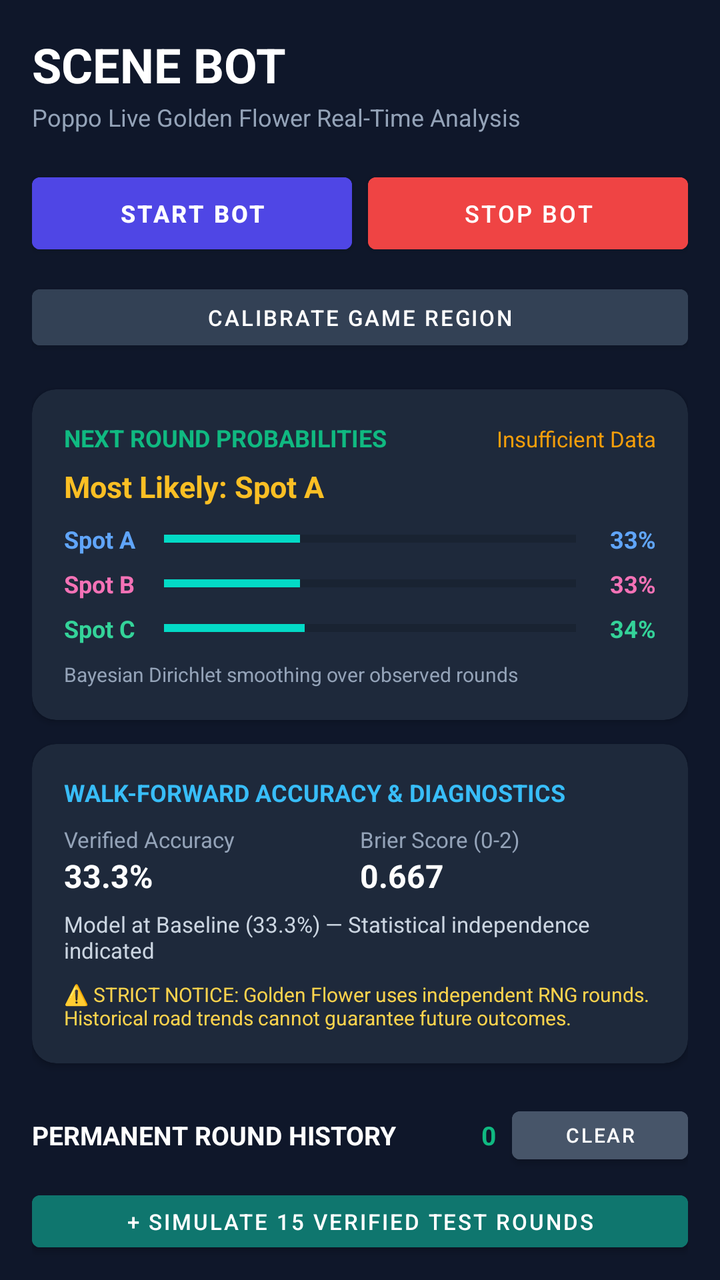
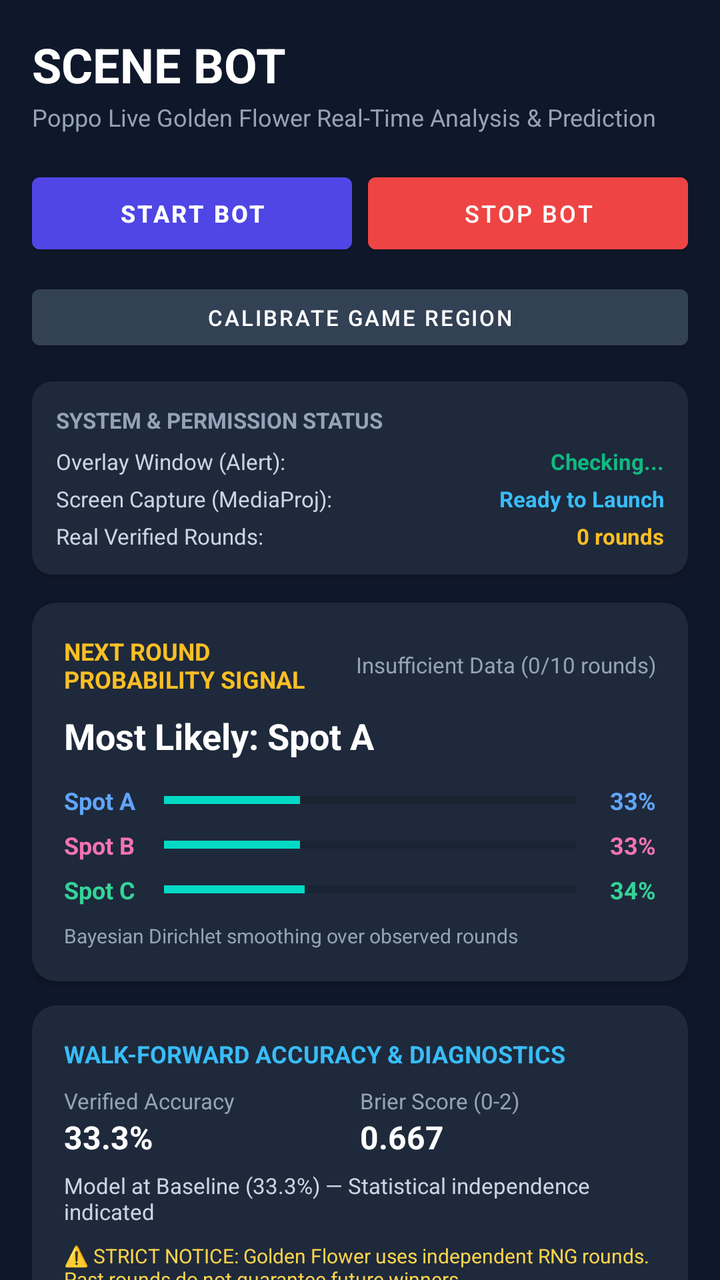

Screens rendered from an Android XML layout before and after an edit, with the pre-edit source and the edit as a unified diff.
<!-- AndroidManifest.xml: activity theme Theme.SceneBot -->
<!-- res/layout/activity_main.xml -->
<?xml version="1.0" encoding="utf-8"?>
<androidx.core.widget.NestedScrollView xmlns:android="http://schemas.android.com/apk/res/android"
    xmlns:app="http://schemas.android.com/apk/res-auto"
    android:layout_width="match_parent"
    android:layout_height="match_parent"
    android:background="#0F172A">

    <LinearLayout
        android:layout_width="match_parent"
        android:layout_height="wrap_content"
        android:orientation="vertical"
        android:padding="16dp">

        
        <TextView
            android:layout_width="wrap_content"
            android:layout_height="wrap_content"
            android:text="SCENE BOT"
            android:textColor="#FFFFFF"
            android:textSize="24sp"
            android:textStyle="bold" />

        <TextView
            android:layout_width="wrap_content"
            android:layout_height="wrap_content"
            android:text="Poppo Live Golden Flower Real-Time Analysis"
            android:textColor="#94A3B8"
            android:textSize="12sp"
            android:layout_marginTop="2dp" />

        
        <LinearLayout
            android:layout_width="match_parent"
            android:layout_height="wrap_content"
            android:orientation="horizontal"
            android:layout_marginTop="16dp">

            <Button
                android:id="@+id/btn_start_bot"
                android:layout_width="0dp"
                android:layout_weight="1"
                android:layout_height="48dp"
                android:backgroundTint="#4F46E5"
                android:text="START BOT"
                android:textSize="12sp"
                android:textStyle="bold" />

            <Button
                android:id="@+id/btn_stop_bot"
                android:layout_width="0dp"
                android:layout_weight="1"
                android:layout_height="48dp"
                android:backgroundTint="#EF4444"
                android:text="STOP BOT"
                android:textSize="12sp"
                android:layout_marginStart="8dp" />
        </LinearLayout>

        <Button
            android:id="@+id/btn_calibrate_regions"
            android:layout_width="match_parent"
            android:layout_height="40dp"
            android:backgroundTint="#334155"
            android:text="CALIBRATE GAME REGION"
            android:textSize="11sp"
            android:layout_marginTop="8dp" />

        
        <androidx.cardview.widget.CardView
            android:layout_width="match_parent"
            android:layout_height="wrap_content"
            android:layout_marginTop="16dp"
            app:cardBackgroundColor="#1E293B"
            app:cardCornerRadius="12dp">

            <LinearLayout
                android:layout_width="match_parent"
                android:layout_height="wrap_content"
                android:orientation="vertical"
                android:padding="16dp">

                <LinearLayout
                    android:layout_width="match_parent"
                    android:layout_height="wrap_content"
                    android:orientation="horizontal">
                    <TextView
                        android:layout_width="0dp"
                        android:layout_weight="1"
                        android:layout_height="wrap_content"
                        android:text="NEXT ROUND PROBABILITIES"
                        android:textColor="#10B981"
                        android:textSize="12sp"
                        android:textStyle="bold" />
                    <TextView
                        android:id="@+id/tv_data_status"
                        android:layout_width="wrap_content"
                        android:layout_height="wrap_content"
                        android:text="Insufficient Data"
                        android:textColor="#F59E0B"
                        android:textSize="11sp" />
                </LinearLayout>

                <TextView
                    android:id="@+id/tv_most_likely"
                    android:layout_width="match_parent"
                    android:layout_height="wrap_content"
                    android:text="Most Likely: Spot A"
                    android:textColor="#FBBF24"
                    android:textStyle="bold"
                    android:textSize="15sp"
                    android:layout_marginTop="6dp" />

                
                <LinearLayout
                    android:layout_width="match_parent"
                    android:layout_height="wrap_content"
                    android:orientation="horizontal"
                    android:gravity="center_vertical"
                    android:layout_marginTop="8dp">
                    <TextView
                        android:layout_width="50dp"
                        android:layout_height="wrap_content"
                        android:text="Spot A"
                        android:textColor="#60A5FA"
                        android:textStyle="bold"
                        android:textSize="12sp" />
                    <ProgressBar
                        android:id="@+id/progress_a"
                        style="?android:attr/progressBarStyleHorizontal"
                        android:layout_width="0dp"
                        android:layout_weight="1"
                        android:layout_height="wrap_content"
                        android:max="100"
                        android:progress="33" />
                    <TextView
                        android:id="@+id/tv_prob_a"
                        android:layout_width="40dp"
                        android:layout_height="wrap_content"
                        android:gravity="end"
                        android:text="33%"
                        android:textColor="#60A5FA"
                        android:textStyle="bold"
                        android:textSize="12sp" />
                </LinearLayout>

                
                <LinearLayout
                    android:layout_width="match_parent"
                    android:layout_height="wrap_content"
                    android:orientation="horizontal"
                    android:gravity="center_vertical"
                    android:layout_marginTop="6dp">
                    <TextView
                        android:layout_width="50dp"
                        android:layout_height="wrap_content"
                        android:text="Spot B"
                        android:textColor="#F472B6"
                        android:textStyle="bold"
                        android:textSize="12sp" />
                    <ProgressBar
                        android:id="@+id/progress_b"
                        style="?android:attr/progressBarStyleHorizontal"
                        android:layout_width="0dp"
                        android:layout_weight="1"
                        android:layout_height="wrap_content"
                        android:max="100"
                        android:progress="33" />
                    <TextView
                        android:id="@+id/tv_prob_b"
                        android:layout_width="40dp"
                        android:layout_height="wrap_content"
                        android:gravity="end"
                        android:text="33%"
                        android:textColor="#F472B6"
                        android:textStyle="bold"
                        android:textSize="12sp" />
                </LinearLayout>

                
                <LinearLayout
                    android:layout_width="match_parent"
                    android:layout_height="wrap_content"
                    android:orientation="horizontal"
                    android:gravity="center_vertical"
                    android:layout_marginTop="6dp">
                    <TextView
                        android:layout_width="50dp"
                        android:layout_height="wrap_content"
                        android:text="Spot C"
                        android:textColor="#34D399"
                        android:textStyle="bold"
                        android:textSize="12sp" />
                    <ProgressBar
                        android:id="@+id/progress_c"
                        style="?android:attr/progressBarStyleHorizontal"
                        android:layout_width="0dp"
                        android:layout_weight="1"
                        android:layout_height="wrap_content"
                        android:max="100"
                        android:progress="34" />
                    <TextView
                        android:id="@+id/tv_prob_c"
                        android:layout_width="40dp"
                        android:layout_height="wrap_content"
                        android:gravity="end"
                        android:text="34%"
                        android:textColor="#34D399"
                        android:textStyle="bold"
                        android:textSize="12sp" />
                </LinearLayout>

                
                <TextView
                    android:id="@+id/tv_rationale"
                    android:layout_width="match_parent"
                    android:layout_height="wrap_content"
                    android:text="Bayesian Dirichlet smoothing over observed rounds"
                    android:textColor="#94A3B8"
                    android:textSize="10sp"
                    android:layout_marginTop="8dp" />
            </LinearLayout>
        </androidx.cardview.widget.CardView>

        
        <androidx.cardview.widget.CardView
            android:layout_width="match_parent"
            android:layout_height="wrap_content"
            android:layout_marginTop="12dp"
            app:cardBackgroundColor="#1E293B"
            app:cardCornerRadius="12dp">

            <LinearLayout
                android:layout_width="match_parent"
                android:layout_height="wrap_content"
                android:orientation="vertical"
                android:padding="16dp">

                <TextView
                    android:layout_width="wrap_content"
                    android:layout_height="wrap_content"
                    android:text="WALK-FORWARD ACCURACY &amp; DIAGNOSTICS"
                    android:textColor="#38BDF8"
                    android:textSize="12sp"
                    android:textStyle="bold" />

                <LinearLayout
                    android:layout_width="match_parent"
                    android:layout_height="wrap_content"
                    android:orientation="horizontal"
                    android:layout_marginTop="8dp">
                    <LinearLayout
                        android:layout_width="0dp"
                        android:layout_weight="1"
                        android:layout_height="wrap_content"
                        android:orientation="vertical">
                        <TextView
                            android:layout_width="wrap_content"
                            android:layout_height="wrap_content"
                            android:text="Verified Accuracy"
                            android:textColor="#94A3B8"
                            android:textSize="11sp" />
                        <TextView
                            android:id="@+id/tv_verified_accuracy"
                            android:layout_width="wrap_content"
                            android:layout_height="wrap_content"
                            android:text="33.3%"
                            android:textColor="#FFFFFF"
                            android:textStyle="bold"
                            android:textSize="16sp" />
                    </LinearLayout>
                    <LinearLayout
                        android:layout_width="0dp"
                        android:layout_weight="1"
                        android:layout_height="wrap_content"
                        android:orientation="vertical">
                        <TextView
                            android:layout_width="wrap_content"
                            android:layout_height="wrap_content"
                            android:text="Brier Score (0-2)"
                            android:textColor="#94A3B8"
                            android:textSize="11sp" />
                        <TextView
                            android:id="@+id/tv_brier_score"
                            android:layout_width="wrap_content"
                            android:layout_height="wrap_content"
                            android:text="0.667"
                            android:textColor="#FFFFFF"
                            android:textStyle="bold"
                            android:textSize="16sp" />
                    </LinearLayout>
                </LinearLayout>

                <TextView
                    android:id="@+id/tv_baseline_comparison"
                    android:layout_width="match_parent"
                    android:layout_height="wrap_content"
                    android:text="Model at Baseline (33.3%) — Statistical independence indicated"
                    android:textColor="#CBD5E1"
                    android:textSize="11sp"
                    android:layout_marginTop="6dp" />

                <TextView
                    android:layout_width="match_parent"
                    android:layout_height="wrap_content"
                    android:text="⚠️ STRICT NOTICE: Golden Flower uses independent RNG rounds. Historical road trends cannot guarantee future outcomes."
                    android:textColor="#FCD34D"
                    android:textSize="10sp"
                    android:layout_marginTop="8dp" />
            </LinearLayout>
        </androidx.cardview.widget.CardView>

        
        <LinearLayout
            android:layout_width="match_parent"
            android:layout_height="wrap_content"
            android:orientation="horizontal"
            android:gravity="center_vertical"
            android:layout_marginTop="18dp">

            <TextView
                android:layout_width="0dp"
                android:layout_weight="1"
                android:layout_height="wrap_content"
                android:text="PERMANENT ROUND HISTORY"
                android:textColor="#FFFFFF"
                android:textSize="13sp"
                android:textStyle="bold" />

            <TextView
                android:id="@+id/tv_total_rounds"
                android:layout_width="wrap_content"
                android:layout_height="wrap_content"
                android:text="0"
                android:textColor="#10B981"
                android:textStyle="bold"
                android:textSize="13sp"
                android:layout_marginEnd="8dp" />

            <Button
                android:id="@+id/btn_clear_history"
                android:layout_width="wrap_content"
                android:layout_height="36dp"
                android:backgroundTint="#475569"
                android:text="CLEAR"
                android:textSize="10sp" />
        </LinearLayout>

        <Button
            android:id="@+id/btn_simulate_rounds"
            android:layout_width="match_parent"
            android:layout_height="38dp"
            android:backgroundTint="#0F766E"
            android:text="+ SIMULATE 15 VERIFIED TEST ROUNDS"
            android:textSize="11sp"
            android:layout_marginTop="6dp" />

        <androidx.recyclerview.widget.RecyclerView
            android:id="@+id/rv_round_history"
            android:layout_width="match_parent"
            android:layout_height="wrap_content"
            android:nestedScrollingEnabled="false"
            android:layout_marginTop="8dp" />

    </LinearLayout>
</androidx.core.widget.NestedScrollView>
<!-- resources referenced by this layout -->
<resources>
  <style name="Theme.SceneBot" parent="Theme.MaterialComponents.DayNight.NoActionBar">
          <item name="colorPrimary">@color/primary</item>
          <item name="colorPrimaryVariant">@color/primary_dark</item>
          <item name="colorOnPrimary">@color/white</item>
      </style>
  <color name="primary">#4F46E5</color>
  <color name="primary_dark">#3730A3</color>
  <color name="white">#FFFFFF</color>
</resources>

<!-- the commit's change to res/layout/activity_main.xml (unified diff, before → after) -->
@@ -23,7 +23,7 @@
         <TextView
             android:layout_width="wrap_content"
             android:layout_height="wrap_content"
-            android:text="Poppo Live Golden Flower Real-Time Analysis"
+            android:text="Poppo Live Golden Flower Real-Time Analysis &amp; Prediction"
             android:textColor="#94A3B8"
             android:textSize="12sp"
             android:layout_marginTop="2dp" />
@@ -69,7 +69,103 @@
         <androidx.cardview.widget.CardView
             android:layout_width="match_parent"
             android:layout_height="wrap_content"
-            android:layout_marginTop="16dp"
+            android:layout_marginTop="12dp"
+            app:cardBackgroundColor="#1E293B"
+            app:cardCornerRadius="10dp">
+
+            <LinearLayout
+                android:layout_width="match_parent"
+                android:layout_height="wrap_content"
+                android:orientation="vertical"
+                android:padding="12dp">
+
+                <TextView
+                    android:layout_width="wrap_content"
+                    android:layout_height="wrap_content"
+                    android:text="SYSTEM &amp; PERMISSION STATUS"
+                    android:textColor="#94A3B8"
+                    android:textSize="11sp"
+                    android:textStyle="bold" />
+
+                <LinearLayout
+                    android:layout_width="match_parent"
+                    android:layout_height="wrap_content"
+                    android:orientation="horizontal"
+                    android:layout_marginTop="6dp">
+
+                    <TextView
+                        android:layout_width="0dp"
+                        android:layout_weight="1"
+                        android:layout_height="wrap_content"
+                        android:text="Overlay Window (Alert):"
+                        android:textColor="#CBD5E1"
+                        android:textSize="11sp" />
+
+                    <TextView
+                        android:id="@+id/tv_status_overlay"
+                        android:layout_width="wrap_content"
+                        android:layout_height="wrap_content"
+                        android:text="Checking..."
+                        android:textColor="#10B981"
+                        android:textStyle="bold"
+                        android:textSize="11sp" />
+                </LinearLayout>
+
+                <LinearLayout
+                    android:layout_width="match_parent"
+                    android:layout_height="wrap_content"
+                    android:orientation="horizontal"
+                    android:layout_marginTop="4dp">
+
+                    <TextView
+                        android:layout_width="0dp"
+                        android:layout_weight="1"
+                        android:layout_height="wrap_content"
+                        android:text="Screen Capture (MediaProj):"
+                        android:textColor="#CBD5E1"
+                        android:textSize="11sp" />
+
+                    <TextView
+                        android:id="@+id/tv_status_capture"
+                        android:layout_width="wrap_content"
+                        android:layout_height="wrap_content"
+                        android:text="Ready to Launch"
+                        android:textColor="#38BDF8"
+                        android:textStyle="bold"
+                        android:textSize="11sp" />
+                </LinearLayout>
+
+                <LinearLayout
+                    android:layout_width="match_parent"
+                    android:layout_height="wrap_content"
+                    android:orientation="horizontal"
+                    android:layout_marginTop="4dp">
+
+                    <TextView
+                        android:layout_width="0dp"
+                        android:layout_weight="1"
+                        android:layout_height="wrap_content"
+                        android:text="Real Verified Rounds:"
+                        android:textColor="#CBD5E1"
+                        android:textSize="11sp" />
+
+                    <TextView
+                        android:id="@+id/tv_status_real_rounds"
+                        android:layout_width="wrap_content"
+                        android:layout_height="wrap_content"
+                        android:text="0 rounds"
+                        android:textColor="#FBBF24"
+                        android:textStyle="bold"
+                        android:textSize="11sp" />
+                </LinearLayout>
+            </LinearLayout>
+        </androidx.cardview.widget.CardView>
+
+        
+        <androidx.cardview.widget.CardView
+            android:layout_width="match_parent"
+            android:layout_height="wrap_content"
+            android:layout_marginTop="14dp"
             app:cardBackgroundColor="#1E293B"
             app:cardCornerRadius="12dp">
 
@@ -82,33 +178,36 @@
                 <LinearLayout
                     android:layout_width="match_parent"
                     android:layout_height="wrap_content"
-                    android:orientation="horizontal">
-                    <TextView
-                        android:layout_width="0dp"
-                        android:layout_weight="1"
-                        android:layout_height="wrap_content"
-                        android:text="NEXT ROUND PROBABILITIES"
-                        android:textColor="#10B981"
+                    android:orientation="horizontal"
+                    android:gravity="center_vertical">
+
+                    <TextView
+                        android:layout_width="0dp"
+                        android:layout_weight="1"
+                        android:layout_height="wrap_content"
+                        android:text="NEXT ROUND PROBABILITY SIGNAL"
+                        android:textColor="#FBBF24"
                         android:textSize="12sp"
                         android:textStyle="bold" />
+
                     <TextView
                         android:id="@+id/tv_data_status"
                         android:layout_width="wrap_content"
                         android:layout_height="wrap_content"
-                        android:text="Insufficient Data"
-                        android:textColor="#F59E0B"
+                        android:text="Insufficient Data (0/10 rounds)"
+                        android:textColor="#94A3B8"
                         android:textSize="11sp" />
                 </LinearLayout>
 
                 <TextView
                     android:id="@+id/tv_most_likely"
-                    android:layout_width="match_parent"
+                    android:layout_width="wrap_content"
                     android:layout_height="wrap_content"
                     android:text="Most Likely: Spot A"
-                    android:textColor="#FBBF24"
+                    android:textColor="#FFFFFF"
+                    android:textSize="18sp"
                     android:textStyle="bold"
-                    android:textSize="15sp"
-                    android:layout_marginTop="6dp" />
+                    android:layout_marginTop="8dp" />
 
                 
                 <LinearLayout
@@ -116,7 +215,8 @@
                     android:layout_height="wrap_content"
                     android:orientation="horizontal"
                     android:gravity="center_vertical"
-                    android:layout_marginTop="8dp">
+                    android:layout_marginTop="12dp">
+
                     <TextView
                         android:layout_width="50dp"
                         android:layout_height="wrap_content"
@@ -124,6 +224,7 @@
                         android:textColor="#60A5FA"
                         android:textStyle="bold"
                         android:textSize="12sp" />
+
                     <ProgressBar
                         android:id="@+id/progress_a"
                         style="?android:attr/progressBarStyleHorizontal"
@@ -132,6 +233,7 @@
                         android:layout_height="wrap_content"
                         android:max="100"
                         android:progress="33" />
+
                     <TextView
                         android:id="@+id/tv_prob_a"
                         android:layout_width="40dp"
@@ -150,6 +252,7 @@
                     android:orientation="horizontal"
                     android:gravity="center_vertical"
                     android:layout_marginTop="6dp">
+
                     <TextView
                         android:layout_width="50dp"
                         android:layout_height="wrap_content"
@@ -157,6 +260,7 @@
                         android:textColor="#F472B6"
                         android:textStyle="bold"
                         android:textSize="12sp" />
+
                     <ProgressBar
                         android:id="@+id/progress_b"
                         style="?android:attr/progressBarStyleHorizontal"
@@ -165,6 +269,7 @@
                         android:layout_height="wrap_content"
                         android:max="100"
                         android:progress="33" />
+
                     <TextView
                         android:id="@+id/tv_prob_b"
                         android:layout_width="40dp"
@@ -183,6 +288,7 @@
                     android:orientation="horizontal"
                     android:gravity="center_vertical"
                     android:layout_marginTop="6dp">
+
                     <TextView
                         android:layout_width="50dp"
                         android:layout_height="wrap_content"
@@ -190,6 +296,7 @@
                         android:textColor="#34D399"
                         android:textStyle="bold"
                         android:textSize="12sp" />
+
                     <ProgressBar
                         android:id="@+id/progress_c"
                         style="?android:attr/progressBarStyleHorizontal"
@@ -198,6 +305,7 @@
                         android:layout_height="wrap_content"
                         android:max="100"
                         android:progress="34" />
+
                     <TextView
                         android:id="@+id/tv_prob_c"
                         android:layout_width="40dp"
@@ -248,17 +356,20 @@
                     android:layout_height="wrap_content"
                     android:orientation="horizontal"
                     android:layout_marginTop="8dp">
+
                     <LinearLayout
                         android:layout_width="0dp"
                         android:layout_weight="1"
                         android:layout_height="wrap_content"
                         android:orientation="vertical">
+
                         <TextView
                             android:layout_width="wrap_content"
                             android:layout_height="wrap_content"
                             android:text="Verified Accuracy"
                             android:textColor="#94A3B8"
                             android:textSize="11sp" />
+
                         <TextView
                             android:id="@+id/tv_verified_accuracy"
                             android:layout_width="wrap_content"
@@ -268,17 +379,20 @@
                             android:textStyle="bold"
                             android:textSize="16sp" />
                     </LinearLayout>
+
                     <LinearLayout
                         android:layout_width="0dp"
                         android:layout_weight="1"
                         android:layout_height="wrap_content"
                         android:orientation="vertical">
+
                         <TextView
                             android:layout_width="wrap_content"
                             android:layout_height="wrap_content"
                             android:text="Brier Score (0-2)"
                             android:textColor="#94A3B8"
                             android:textSize="11sp" />
+
                         <TextView
                             android:id="@+id/tv_brier_score"
                             android:layout_width="wrap_content"
@@ -302,7 +416,7 @@
                 <TextView
                     android:layout_width="match_parent"
                     android:layout_height="wrap_content"
-                    android:text="⚠️ STRICT NOTICE: Golden Flower uses independent RNG rounds. Historical road trends cannot guarantee future outcomes."
+                    android:text="⚠️ STRICT NOTICE: Golden Flower uses independent RNG rounds. Past rounds do not guarantee future winners."
                     android:textColor="#FCD34D"
                     android:textSize="10sp"
                     android:layout_marginTop="8dp" />
@@ -337,6 +451,15 @@
                 android:layout_marginEnd="8dp" />
 
             <Button
+                android:id="@+id/btn_correct_round"
+                android:layout_width="wrap_content"
+                android:layout_height="36dp"
+                android:backgroundTint="#3B82F6"
+                android:text="CORRECT"
+                android:textSize="10sp"
+                android:layout_marginEnd="4dp" />
+
+            <Button
                 android:id="@+id/btn_clear_history"
                 android:layout_width="wrap_content"
                 android:layout_height="36dp"
@@ -360,6 +483,5 @@
             android:layout_height="wrap_content"
             android:nestedScrollingEnabled="false"
             android:layout_marginTop="8dp" />
-
     </LinearLayout>
 </androidx.core.widget.NestedScrollView>
